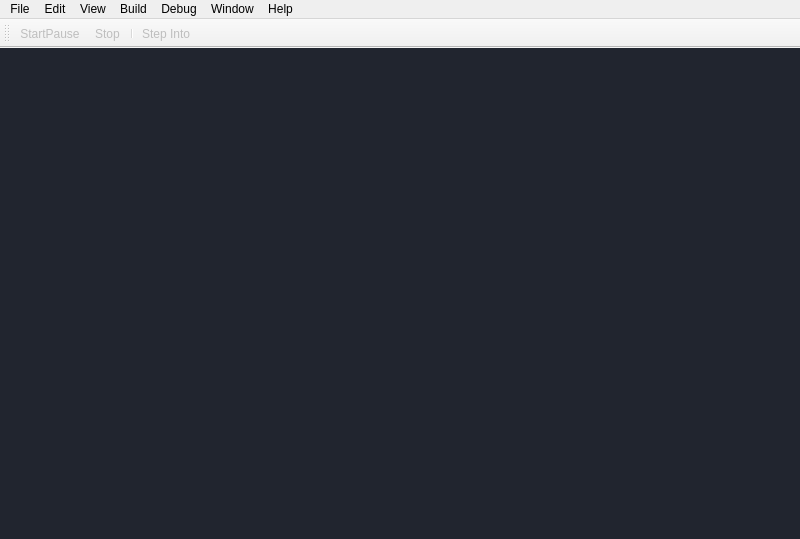
This is valkyrieGUI/src/include/mainwindow.ui in Anderson00/Qt-NodesTool as Qt 5 draws it before an edit. The edited form follows.
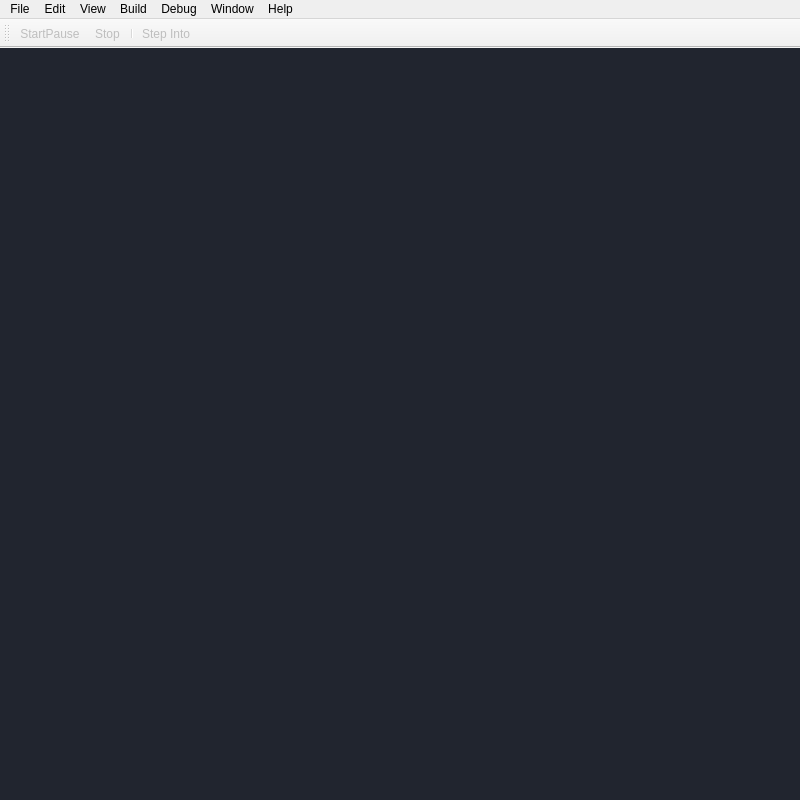
This is the edited form. Icons and pictures are not drawn.

Commit message: View windows init of impl

Diff of the .ui file:
```diff
--- a/valkyrieGUI/src/include/mainwindow.ui
+++ b/valkyrieGUI/src/include/mainwindow.ui
@@ -7,7 +7,7 @@
     <x>0</x>
     <y>0</y>
     <width>800</width>
-    <height>539</height>
+    <height>800</height>
    </rect>
   </property>
   <property name="windowTitle">
```
The commit also changes 5 other files.
